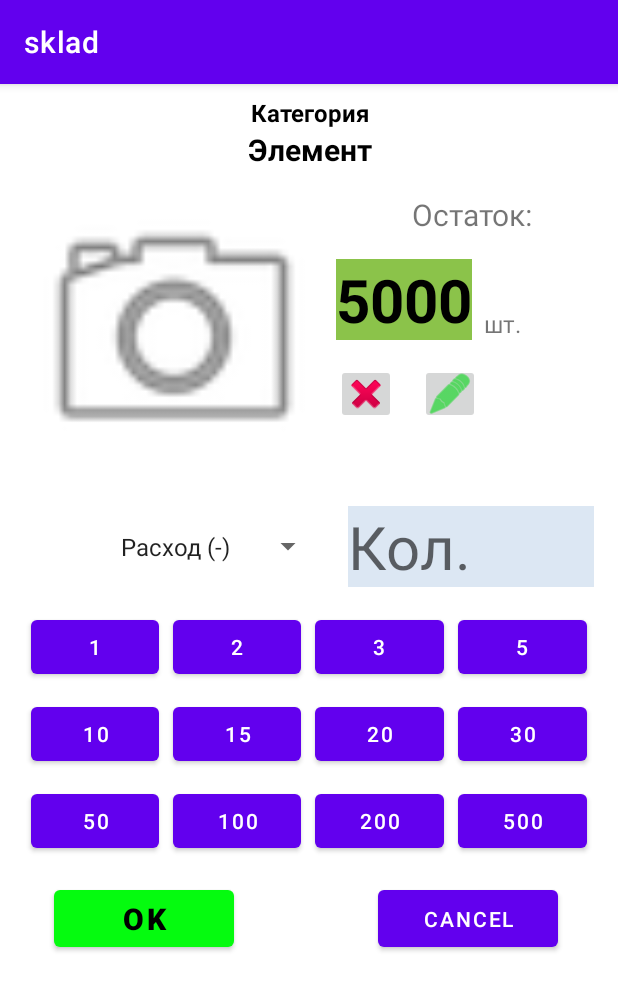
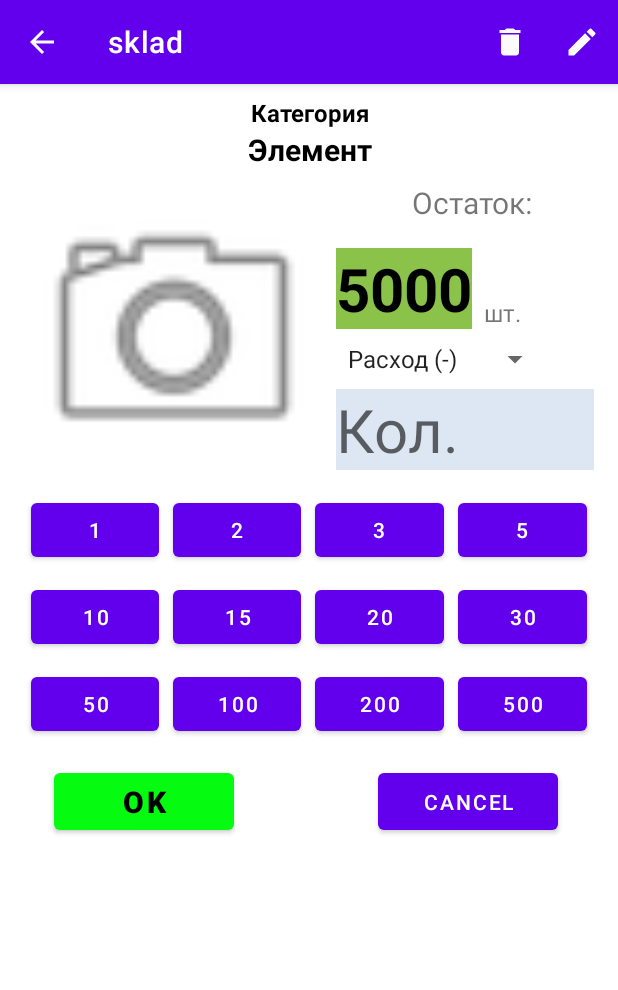
Before and after one commit to 77onix77/sklad, an Android app: the ElementActivity screen opened directly, with no data from a screen before it, on a phone screen of 412 x 824 dp. Shown: the top 990 px of the screen. Run offline under Robolectric (Android 15) with nearby library versions, the phone set to English and light mode, and no system bars; 6 statements that could not run were skipped.

Commit message:
added toolbar

```diff
--- a/app/src/main/java/com/onix77/sklad/ElementActivity.kt
+++ b/app/src/main/java/com/onix77/sklad/ElementActivity.kt
@@ -12,6 +12,8 @@ import android.os.Build
 import androidx.appcompat.app.AppCompatActivity
 import android.os.Bundle
 import android.view.LayoutInflater
+import android.view.Menu
+import android.view.MenuItem
 import android.widget.ArrayAdapter
 import android.widget.EditText
 import android.widget.ImageView
@@ -81,6 +83,7 @@ class ElementActivity : AppCompatActivity() {
         binding = ActivityElementBinding.inflate(layoutInflater)
         setContentView(binding.root)
 
+        supportActionBar?.setDisplayHomeAsUpEnabled(true)
 
 
         imView = binding.ElImageView
@@ -185,8 +188,56 @@ class ElementActivity : AppCompatActivity() {
             }
         }
 
+
+
+        binding.ElCancelBt.setOnClickListener {
+            finish()
+        }
+    }
+
+
+
+    // сохранение изображения элемента
+    private fun saveImage() {
+        val bitmap = imView.drawable.toBitmap()
+        val name = (date.getDateTimeForName() + ".jpg")
+        val dir = File(this.filesDir, "IMAGES_ELEMENTS")
+        if (!dir.exists()) dir.mkdir()
+
+        try {
+            val file = File(dir, name)
+            val fileStr = FileOutputStream(file)
+            bitmap.compress(Bitmap.CompressFormat.JPEG,75, fileStr)
+            fileStr.close()
+            if (!el.path_image.isNullOrEmpty() && File(dir, el.path_image!!).exists()) File(dir, el.path_image!!).delete()
+            el.path_image = name
+            elChange = true
+        } catch (e: Exception) {
+            Toast.makeText(this, R.string.toast_El_Act_save_exception, Toast.LENGTH_LONG).show()
+        }
+    }
+
+    private inline fun <reified T : Serializable> Intent.serializable(key: String): T? = when {
+        Build.VERSION.SDK_INT >= Build.VERSION_CODES.TIRAMISU -> getSerializableExtra(key, T::class.java)
+        else -> @Suppress("DEPRECATION") getSerializableExtra(key) as? T
+    }
+
+    override fun onCreateOptionsMenu(menu: Menu?): Boolean {
+        menuInflater.inflate(R.menu.element_menu_toolbar, menu)
+        return true
+    }
+
+    override fun onOptionsItemSelected(item: MenuItem): Boolean {
+        when (item.itemId) {
+            android.R.id.home -> finish()
+            R.id.menuDel -> delEl()
+            R.id.menuEdite -> editeEl()
+        }
+        return true
+    }
+
     //удаление элемента
-        binding.elDelBt.setOnClickListener {
+    private fun delEl() {
         AlertDialog.Builder(this)
             .setTitle(R.string.el_aldig_del_title)
             .setMessage(R.string.el_aldig_del_text)
@@ -210,7 +261,7 @@ class ElementActivity : AppCompatActivity() {
     }
 
     //Редактирование элемента
-        binding.elEditBt.setOnClickListener {
+    private fun editeEl() {
         val alertText = LayoutInflater.from(this).inflate(R.layout.alert_dialog_cat, null, false)
         val name = alertText.findViewById<EditText>(R.id.edTNameEl)
         val num = alertText.findViewById<EditText>(R.id.edTNumEl)
@@ -272,36 +323,4 @@ class ElementActivity : AppCompatActivity() {
             .show()
     }
 
-        binding.ElCancelBt.setOnClickListener {
-            finish()
 }
-    }
-
-
-
-    // сохранение изображения элемента
-    private fun saveImage() {
-        val bitmap = imView.drawable.toBitmap()
-        val name = (date.getDateTimeForName() + ".jpg")
-        val dir = File(this.filesDir, "IMAGES_ELEMENTS")
-        if (!dir.exists()) dir.mkdir()
-
-        try {
-            val file = File(dir, name)
-            val fileStr = FileOutputStream(file)
-            bitmap.compress(Bitmap.CompressFormat.JPEG,75, fileStr)
-            fileStr.close()
-            if (!el.path_image.isNullOrEmpty() && File(dir, el.path_image!!).exists()) File(dir, el.path_image!!).delete()
-            el.path_image = name
-            elChange = true
-        } catch (e: Exception) {
-            Toast.makeText(this, R.string.toast_El_Act_save_exception, Toast.LENGTH_LONG).show()
-        }
-    }
-
-    private inline fun <reified T : Serializable> Intent.serializable(key: String): T? = when {
-        Build.VERSION.SDK_INT >= Build.VERSION_CODES.TIRAMISU -> getSerializableExtra(key, T::class.java)
-        else -> @Suppress("DEPRECATION") getSerializableExtra(key) as? T
-    }
-
-}
--- /dev/null
+++ b/app/src/main/res/drawable/baseline_delete_24.xml
@@ -0,0 +1,5 @@
+<vector android:height="24dp" android:tint="#FCFBFB"
+    android:viewportHeight="24" android:viewportWidth="24"
+    android:width="24dp" xmlns:android="http://schemas.android.com/apk/res/android">
+    <path android:fillColor="@android:color/white" android:pathData="M6,19c0,1.1 0.9,2 2,2h8c1.1,0 2,-0.9 2,-2V7H6v12zM19,4h-3.5l-1,-1h-5l-1,1H5v2h14V4z"/>
+</vector>
--- /dev/null
+++ b/app/src/main/res/drawable/baseline_edit_24.xml
@@ -0,0 +1,5 @@
+<vector android:height="24dp" android:tint="#FCFBFB"
+    android:viewportHeight="24" android:viewportWidth="24"
+    android:width="24dp" xmlns:android="http://schemas.android.com/apk/res/android">
+    <path android:fillColor="@android:color/white" android:pathData="M3,17.25V21h3.75L17.81,9.94l-3.75,-3.75L3,17.25zM20.71,7.04c0.39,-0.39 0.39,-1.02 0,-1.41l-2.34,-2.34c-0.39,-0.39 -1.02,-0.39 -1.41,0l-1.83,1.83 3.75,3.75 1.83,-1.83z"/>
+</vector>
--- /dev/null
+++ b/app/src/main/res/drawable/baseline_share_24.xml
@@ -0,0 +1,5 @@
+<vector android:height="24dp" android:tint="#FCFBFB"
+    android:viewportHeight="24" android:viewportWidth="24"
+    android:width="24dp" xmlns:android="http://schemas.android.com/apk/res/android">
+    <path android:fillColor="@android:color/white" android:pathData="M18,16.08c-0.76,0 -1.44,0.3 -1.96,0.77L8.91,12.7c0.05,-0.23 0.09,-0.46 0.09,-0.7s-0.04,-0.47 -0.09,-0.7l7.05,-4.11c0.54,0.5 1.25,0.81 2.04,0.81 1.66,0 3,-1.34 3,-3s-1.34,-3 -3,-3 -3,1.34 -3,3c0,0.24 0.04,0.47 0.09,0.7L8.04,9.81C7.5,9.31 6.79,9 6,9c-1.66,0 -3,1.34 -3,3s1.34,3 3,3c0.79,0 1.5,-0.31 2.04,-0.81l7.12,4.16c-0.05,0.21 -0.08,0.43 -0.08,0.65 0,1.61 1.31,2.92 2.92,2.92 1.61,0 2.92,-1.31 2.92,-2.92s-1.31,-2.92 -2.92,-2.92z"/>
+</vector>
--- a/app/src/main/res/layout-land/activity_element.xml
+++ b/app/src/main/res/layout-land/activity_element.xml
@@ -292,25 +292,4 @@
         app:layout_constraintTop_toTopOf="@+id/El_Ok_Bt"
         app:layout_constraintVertical_bias="0.0" />
 
-    <ImageButton
-        android:id="@+id/elDelBt"
-        android:layout_width="40dp"
-        android:layout_height="40dp"
-        android:layout_marginStart="16dp"
-        app:layout_constraintBottom_toBottomOf="@+id/El_Ok_Bt"
-        app:layout_constraintStart_toEndOf="@+id/El_unitTV"
-        app:layout_constraintTop_toTopOf="@+id/El_Ok_Bt"
-        app:srcCompat="@android:drawable/ic_delete" />
-
-    <ImageButton
-        android:id="@+id/elEditBt"
-        android:layout_width="40dp"
-        android:layout_height="40dp"
-        android:layout_marginStart="16dp"
-        android:tint="#04D616"
-        app:layout_constraintBottom_toBottomOf="@+id/elDelBt"
-        app:layout_constraintStart_toEndOf="@+id/elDelBt"
-        app:layout_constraintTop_toTopOf="@+id/elDelBt"
-        app:srcCompat="@android:drawable/ic_menu_edit" />
-
 </androidx.constraintlayout.widget.ConstraintLayout>
--- a/app/src/main/res/layout/activity_element.xml
+++ b/app/src/main/res/layout/activity_element.xml
@@ -54,7 +54,6 @@
         android:layout_width="0dp"
         android:layout_height="wrap_content"
         android:layout_marginStart="8dp"
-        android:layout_marginTop="8dp"
         android:layout_marginEnd="8dp"
         android:text="Остаток:"
         android:textAlignment="center"
@@ -93,30 +92,28 @@
     <Spinner
         android:id="@+id/El_spinner"
         android:layout_width="wrap_content"
-        android:layout_height="0dp"
-        android:layout_marginEnd="16dp"
+        android:layout_height="wrap_content"
+        android:layout_marginTop="8dp"
         android:spinnerMode="dropdown"
-        app:layout_constraintBottom_toBottomOf="@+id/El_NumberET"
-        app:layout_constraintEnd_toStartOf="@+id/El_NumberET"
-        app:layout_constraintTop_toTopOf="@+id/El_NumberET"
+        app:layout_constraintStart_toStartOf="@+id/El_RestTV"
+        app:layout_constraintTop_toBottomOf="@+id/El_RestTV"
         tools:ignore="SpeakableTextPresentCheck" />
 
     <EditText
         android:id="@+id/El_NumberET"
         android:layout_width="0dp"
         android:layout_height="wrap_content"
-        android:layout_marginStart="16dp"
-        android:layout_marginTop="16dp"
         android:layout_marginEnd="16dp"
         android:background="#DCE7F3"
         android:ems="10"
         android:hint="Кол."
         android:inputType="number"
         android:textSize="40sp"
+        app:layout_constraintBottom_toBottomOf="@+id/El_imageView"
         app:layout_constraintEnd_toEndOf="parent"
         app:layout_constraintHorizontal_bias="0.466"
-        app:layout_constraintStart_toEndOf="@+id/El_imageView"
-        app:layout_constraintTop_toBottomOf="@+id/El_imageView"
+        app:layout_constraintStart_toStartOf="@+id/El_spinner"
+        app:layout_constraintTop_toBottomOf="@+id/El_spinner"
         tools:ignore="TextContrastCheck" />
 
     <LinearLayout
@@ -299,24 +296,4 @@
         app:layout_constraintTop_toTopOf="@+id/El_Ok_Bt"
         app:layout_constraintVertical_bias="0.0" />
 
-    <ImageButton
-        android:id="@+id/elDelBt"
-        android:layout_width="40dp"
-        android:layout_height="40dp"
-        android:layout_marginTop="16dp"
-        app:layout_constraintStart_toStartOf="@+id/El_RestTV"
-        app:layout_constraintTop_toBottomOf="@+id/El_RestTV"
-        app:srcCompat="@android:drawable/ic_delete" />
-
-    <ImageButton
-        android:id="@+id/elEditBt"
-        android:layout_width="40dp"
-        android:layout_height="40dp"
-        android:layout_marginStart="16dp"
-        android:tint="#04D616"
-        app:layout_constraintBottom_toBottomOf="@+id/elDelBt"
-        app:layout_constraintStart_toEndOf="@+id/elDelBt"
-        app:layout_constraintTop_toTopOf="@+id/elDelBt"
-        app:srcCompat="@android:drawable/ic_menu_edit" />
-
 </androidx.constraintlayout.widget.ConstraintLayout>
--- /dev/null
+++ b/app/src/main/res/menu/element_menu_toolbar.xml
@@ -0,0 +1,18 @@
+<?xml version="1.0" encoding="utf-8"?>
+<menu xmlns:app="http://schemas.android.com/apk/res-auto"
+    xmlns:android="http://schemas.android.com/apk/res/android">
+
+    <item
+        android:id="@+id/menuDel"
+        android:icon="@drawable/baseline_delete_24"
+        android:title="@string/delete"
+        android:visible="true"
+        app:showAsAction="ifRoom" />
+
+    <item
+        android:id="@+id/menuEdite"
+        android:icon="@drawable/baseline_edit_24"
+        android:title="@string/edite"
+        android:visible="true"
+        app:showAsAction="ifRoom" />
+</menu>
--- a/app/src/main/res/values/strings.xml
+++ b/app/src/main/res/values/strings.xml
@@ -23,10 +23,13 @@
     <string name="History_operation">История операций</string>
     <string name="from">C:</string>
     <string name="to">По:</string>
+    <string name="share">Отправить:</string>
+    <string name="delete">Удалить:</string>
+    <string name="edite">Изменить:</string>
     <string name="category">Категория:</string>
     <string name="element">Элемент</string>
     <string name="el_aldig_del_title">Удалить элемент?</string>
-    <string name="el_aldig_del_text">"Элемент будет удален безвозвратно, вы действительно хотите удалить этот элемент?"</string>
+    <string name="el_aldig_del_text">"Элемент будет удален безвозвратно!! Вы действительно хотите удалить этот элемент?"</string>
     <string name="error_input">Неверный формат ввода</string>
     <string-array name="item_spinner">
         <item>Расход (-)</item>
--- a/build.gradle
+++ b/build.gradle
@@ -1,6 +1,6 @@
 // Top-level build file where you can add configuration options common to all sub-projects/modules.
 plugins {
-    id 'com.android.application' version '7.4.1' apply false
-    id 'com.android.library' version '7.4.1' apply false
+    id 'com.android.application' version '7.4.2' apply false
+    id 'com.android.library' version '7.4.2' apply false
     id 'org.jetbrains.kotlin.android' version '1.7.20' apply false
 }
```
Also changed, not shown: app/src/main/java/com/onix77/sklad/CatActivity.kt (+8 -0 lines), app/src/main/java/com/onix77/sklad/StatisticActivity.kt (+39 -53 lines), app/src/main/res/layout/activity_history.xml (+0 -13 lines), app/src/main/res/menu/stat_menu_toolbar.xml (added, +11 -0 lines). Lines whose indentation alone changed are shown as unchanged.
